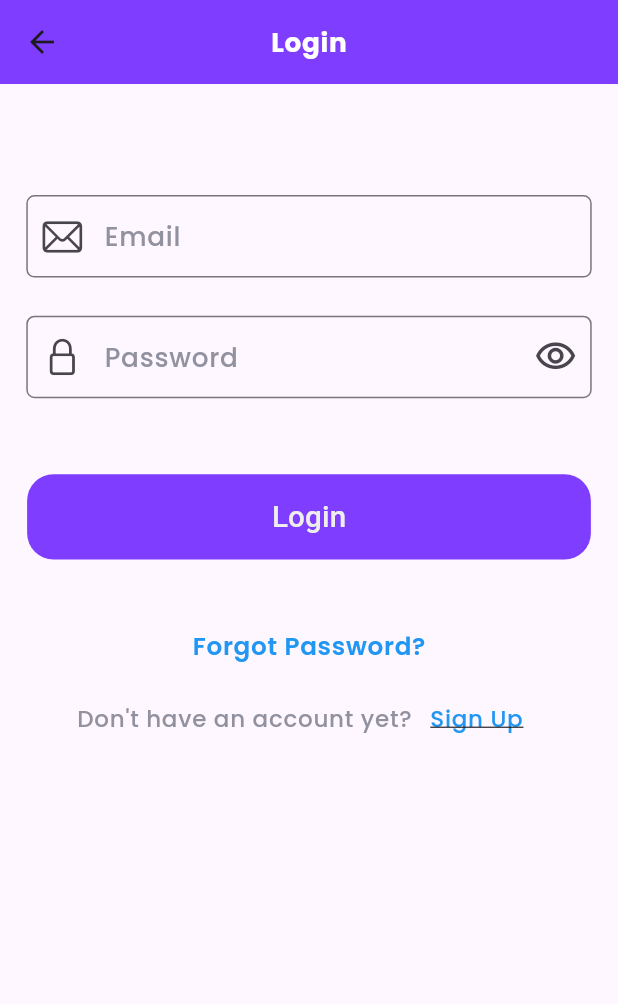
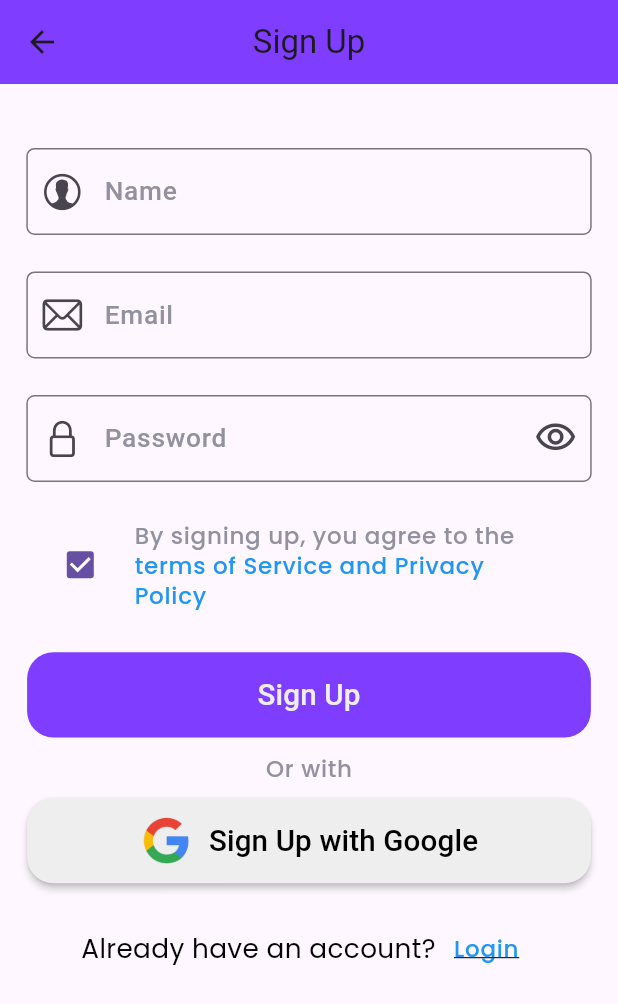
Before and after one commit to sabin6969/Budget-Buddy, a Flutter app: the LoginView screen opened by its route, after a tap on "Sign Up", on a phone screen of 412 x 824 dp. Shown: the top 1004 px of the screen. Run offline on Flutter 3.47's test engine with Material 3 defaults, Android fonts, the light colour scheme and no system bars; our stand-ins replace flutter_screenutil, google_fonts, smooth_page_indicator.

Commit message:
designed signup page and created a reusable auth button

```diff
--- a/lib/constants/app_image_path.dart
+++ b/lib/constants/app_image_path.dart
@@ -3,4 +3,5 @@ class AppImagePath {
   static const String moneyFlow = "assets/images/money_flow.png";
   static const String plan = "assets/images/plan.png";
   static const String emailSent = "assets/images/email_sent.png";
+  static const String googleLogo = "assets/logo/google_logo.png";
 }
--- a/lib/constants/rotutes.dart
+++ b/lib/constants/rotutes.dart
@@ -2,6 +2,7 @@ import 'package:budgetbuddy/constants/route_names.dart';
 import 'package:budgetbuddy/views/auth/forgot_password_email_sent_view.dart';
 import 'package:budgetbuddy/views/auth/forgot_password_view.dart';
 import 'package:budgetbuddy/views/auth/login_view.dart';
+import 'package:budgetbuddy/views/auth/signup_view.dart';
 import 'package:flutter/material.dart';
 
 class Routes {
@@ -19,6 +20,8 @@ class Routes {
         return MaterialPageRoute(
           builder: (context) => const ForgotPasswordEmailSentView(),
         );
+      case RouteNames.signupView:
+        return MaterialPageRoute(builder: (context) => const SignupView());
       default:
         return MaterialPageRoute(
           builder: (context) => const Scaffold(),
--- a/lib/constants/route_names.dart
+++ b/lib/constants/route_names.dart
@@ -1,5 +1,6 @@
 class RouteNames {
   static const String loginView = "/loginView";
+  static const String signupView = "/signupView";
   static const String forgotPasswordView = "/forgotPasswordView";
   static const String forgotPasswordEmailSentView =
       "/forgotPasswordEmailSentView";
--- a/lib/main.dart
+++ b/lib/main.dart
@@ -1,6 +1,6 @@
 import 'package:budgetbuddy/constants/app_theme.dart';
 import 'package:budgetbuddy/constants/rotutes.dart';
-import 'package:budgetbuddy/views/boading/boading_view.dart';
+import 'package:budgetbuddy/views/boarding/boarding_view.dart';
 import 'package:flutter/material.dart';
 import 'package:flutter/services.dart';
 import 'package:flutter_screenutil/flutter_screenutil.dart';
@@ -27,7 +27,7 @@ class MyApp extends StatelessWidget {
         return MaterialApp(
           title: "Budget Buddy",
           debugShowCheckedModeBanner: false,
-          home: const BoadingView(),
+          home: const BoardingView(),
           theme: appTheme,
           onGenerateRoute: Routes.generateRoutes,
         );
--- /dev/null
+++ b/lib/utils/custom_auth_button.dart
@@ -0,0 +1,72 @@
+import 'package:flutter/material.dart';
+import 'package:flutter_screenutil/flutter_screenutil.dart';
+
+class CustomAuthButton extends StatelessWidget {
+  final String buttonName;
+  final void Function() onPressed;
+  final String? logoPath;
+  const CustomAuthButton({
+    super.key,
+    required this.buttonName,
+    required this.onPressed,
+    this.logoPath,
+  });
+
+  @override
+  Widget build(BuildContext context) {
+    return ElevatedButton(
+      style: ButtonStyle(
+        backgroundColor: logoPath == null
+            ? const MaterialStatePropertyAll(
+                Color(0xFF7F3DFF),
+              )
+            : MaterialStatePropertyAll(
+                Colors.grey.shade200,
+              ),
+        elevation: logoPath == null
+            ? const MaterialStatePropertyAll(0)
+            : const MaterialStatePropertyAll(2),
+        fixedSize: MaterialStatePropertyAll(
+          Size(
+            343.w,
+            56.h,
+          ),
+        ),
+        shape: MaterialStatePropertyAll(
+          RoundedRectangleBorder(
+            borderRadius: BorderRadius.circular(16.w),
+          ),
+        ),
+      ),
+      onPressed: onPressed,
+      child: logoPath == null
+          ? Text(
+              buttonName,
+              style: TextStyle(
+                fontSize: 18.w,
+                color: Colors.grey.shade200,
+              ),
+            )
+          : Row(
+              mainAxisAlignment: MainAxisAlignment.center,
+              children: [
+                Image.asset(
+                  logoPath!,
+                  height: 32.h,
+                  width: 32.w,
+                ),
+                SizedBox(
+                  width: 10.w,
+                ),
+                Text(
+                  buttonName,
+                  style: TextStyle(
+                    fontSize: 18.w,
+                    color: Colors.black,
+                  ),
+                ),
+              ],
+            ),
+    );
+  }
+}
--- a/lib/views/auth/forgot_password_email_sent_view.dart
+++ b/lib/views/auth/forgot_password_email_sent_view.dart
@@ -1,5 +1,6 @@
 import 'package:budgetbuddy/constants/app_image_path.dart';
 import 'package:budgetbuddy/constants/app_strings.dart';
+import 'package:budgetbuddy/utils/custom_auth_button.dart';
 import 'package:flutter/material.dart';
 import 'package:flutter_screenutil/flutter_screenutil.dart';
 
@@ -47,35 +48,12 @@ class _ForgotPasswordEmailSentViewState
                 SizedBox(
                   height: 190.h,
                 ),
-                ElevatedButton(
-                  style: ButtonStyle(
-                    backgroundColor: const MaterialStatePropertyAll(
-                      Color(0xFF7F3DFF),
-                    ),
-                    fixedSize: MaterialStatePropertyAll(
-                      Size(
-                        343.w,
-                        56.h,
-                      ),
-                    ),
-                    elevation: const MaterialStatePropertyAll(0),
-                    shape: MaterialStatePropertyAll(
-                      RoundedRectangleBorder(
-                        borderRadius: BorderRadius.circular(16.w),
-                      ),
-                    ),
-                  ),
+                CustomAuthButton(
+                  buttonName: "Back to Login",
                   onPressed: () {
                     Navigator.pop(context);
                   },
-                  child: Text(
-                    "Back to Login",
-                    style: TextStyle(
-                      fontSize: 18.w,
-                      color: Colors.grey.shade200,
-                    ),
-                  ),
-                ),
+                )
               ],
             ),
           ),
--- a/lib/views/auth/forgot_password_view.dart
+++ b/lib/views/auth/forgot_password_view.dart
@@ -1,5 +1,6 @@
 import 'package:budgetbuddy/constants/app_strings.dart';
 import 'package:budgetbuddy/constants/route_names.dart';
+import 'package:budgetbuddy/utils/custom_auth_button.dart';
 import 'package:flutter/cupertino.dart';
 import 'package:flutter/material.dart';
 import 'package:flutter_screenutil/flutter_screenutil.dart';
@@ -59,38 +60,13 @@ class _ForgotPasswordViewState extends State<ForgotPasswordView> {
               SizedBox(
                 height: 32.h,
               ),
-              ElevatedButton(
-                style: ButtonStyle(
-                  backgroundColor: const MaterialStatePropertyAll(
-                    Color(0xFF7F3DFF),
-                  ),
-                  fixedSize: MaterialStatePropertyAll(
-                    Size(
-                      343.w,
-                      56.h,
-                    ),
-                  ),
-                  elevation: const MaterialStatePropertyAll(0),
-                  shape: MaterialStatePropertyAll(
-                    RoundedRectangleBorder(
-                      borderRadius: BorderRadius.circular(16.w),
-                    ),
-                  ),
-                ),
+              CustomAuthButton(
+                buttonName: "Continue",
                 onPressed: () {
                   Navigator.pushReplacementNamed(
-                    context,
-                    RouteNames.forgotPasswordEmailSentView,
-                  );
+                      context, RouteNames.forgotPasswordEmailSentView);
                 },
-                child: Text(
-                  "Continue",
-                  style: TextStyle(
-                    fontSize: 18.w,
-                    color: Colors.grey.shade200,
-                  ),
-                ),
-              ),
+              )
             ],
           ),
         ),
--- a/lib/views/auth/login_view.dart
+++ b/lib/views/auth/login_view.dart
@@ -1,5 +1,6 @@
 import 'package:budgetbuddy/constants/route_names.dart';
 import 'package:budgetbuddy/main.dart';
+import 'package:budgetbuddy/utils/custom_auth_button.dart';
 import 'package:flutter/cupertino.dart';
 import 'package:flutter/material.dart';
 import 'package:flutter_screenutil/flutter_screenutil.dart';
@@ -95,32 +96,9 @@ class _LoginViewState extends State<LoginView> {
               SizedBox(
                 height: 50.h,
               ),
-              ElevatedButton(
-                style: ButtonStyle(
-                  backgroundColor: const MaterialStatePropertyAll(
-                    Color(0xFF7F3DFF),
-                  ),
-                  elevation: const MaterialStatePropertyAll(0),
-                  fixedSize: MaterialStatePropertyAll(
-                    Size(
-                      343.w,
-                      56.h,
-                    ),
-                  ),
-                  shape: MaterialStatePropertyAll(
-                    RoundedRectangleBorder(
-                      borderRadius: BorderRadius.circular(16.w),
-                    ),
-                  ),
-                ),
+              CustomAuthButton(
+                buttonName: "Login",
                 onPressed: () {},
-                child: Text(
-                  "Login",
-                  style: TextStyle(
-                    fontSize: 18.w,
-                    color: Colors.grey.shade200,
-                  ),
-                ),
               ),
               SizedBox(
                 height: 33.h,
@@ -150,7 +128,9 @@ class _LoginViewState extends State<LoginView> {
                         ),
                   ),
                   TextButton(
-                    onPressed: () {},
+                    onPressed: () {
+                      Navigator.pushNamed(context, RouteNames.signupView);
+                    },
                     child: Text(
                       "Sign Up",
                       style: Theme.of(context).textTheme.labelMedium!.copyWith(
--- /dev/null
+++ b/lib/views/auth/signup_view.dart
@@ -0,0 +1,191 @@
+import 'package:budgetbuddy/constants/app_image_path.dart';
+import 'package:budgetbuddy/main.dart';
+import 'package:budgetbuddy/utils/custom_auth_button.dart';
+import 'package:flutter/cupertino.dart';
+import 'package:flutter/material.dart';
+import 'package:flutter_screenutil/flutter_screenutil.dart';
+
+class SignupView extends StatefulWidget {
+  const SignupView({super.key});
+
+  @override
+  State<SignupView> createState() => _SignupViewState();
+}
+
+class _SignupViewState extends State<SignupView> {
+  final ValueNotifier<bool> _isHidden = ValueNotifier(true);
+  final ValueNotifier<bool> _isChecked = ValueNotifier(true);
+
+  @override
+  Widget build(BuildContext context) {
+    size = MediaQuery.sizeOf(context);
+    return Scaffold(
+      appBar: AppBar(
+        elevation: 0,
+        title: const Text("Sign Up"),
+        backgroundColor: Theme.of(context).primaryColor,
+      ),
+      body: SingleChildScrollView(
+        child: Padding(
+          padding: EdgeInsets.symmetric(
+            horizontal: 16.w,
+          ),
+          child: Column(
+            children: [
+              SizedBox(
+                height: 42.h,
+              ),
+              TextFormField(
+                keyboardType: TextInputType.name,
+                decoration: InputDecoration(
+                  hintText: "Name",
+                  prefixIcon: Icon(
+                    CupertinoIcons.person_alt_circle,
+                    size: 26.w,
+                  ),
+                ),
+              ),
+              SizedBox(
+                height: 24.h,
+              ),
+              TextFormField(
+                keyboardType: TextInputType.emailAddress,
+                decoration: InputDecoration(
+                  hintText: "Email",
+                  prefixIcon: Icon(
+                    CupertinoIcons.mail,
+                    size: 26.w,
+                  ),
+                ),
+              ),
+              SizedBox(
+                height: 24.h,
+              ),
+              ValueListenableBuilder(
+                valueListenable: _isHidden,
+                builder: (context, value, child) {
+                  return TextFormField(
+                    obscureText: value,
+                    decoration: InputDecoration(
+                      hintText: "Password",
+                      prefixIcon: Icon(
+                        CupertinoIcons.lock,
+                        size: 26.w,
+                      ),
+                      suffixIcon: IconButton(
+                        onPressed: () {
+                          _isHidden.value = !_isHidden.value;
+                        },
+                        icon: value
+                            ? Icon(
+                                Icons.visibility_outlined,
+                                size: 26.w,
+                              )
+                            : Icon(
+                                Icons.visibility_off_outlined,
+                                size: 26.w,
+                              ),
+                      ),
+                    ),
+                  );
+                },
+              ),
+              SizedBox(
+                height: 17.h,
+              ),
+              ValueListenableBuilder(
+                valueListenable: _isChecked,
+                builder: (context, value, child) {
+                  return CheckboxListTile(
+                    controlAffinity: ListTileControlAffinity.leading,
+                    value: _isChecked.value,
+                    onChanged: (value) {
+                      _isChecked.value = !_isChecked.value;
+                    },
+                    title: RichText(
+                      text: TextSpan(
+                        children: [
+                          TextSpan(
+                            text: "By signing up, you agree to the",
+                            style: Theme.of(context)
+                                .textTheme
+                                .labelMedium!
+                                .copyWith(
+                                  fontSize: 14.w,
+                                  fontWeight: FontWeight.w500,
+                                  color: const Color(0xFF91919F),
+                                ),
+                          ),
+                          TextSpan(
+                            text: " terms of Service and Privacy Policy",
+                            style: Theme.of(context)
+                                .textTheme
+                                .labelMedium!
+                                .copyWith(
+                                  fontSize: 14.w,
+                                  fontWeight: FontWeight.w500,
+                                  color: Colors.blue,
+                                ),
+                          ),
+                        ],
+                      ),
+                    ),
+                  );
+                },
+              ),
+              SizedBox(
+                height: 20.h,
+              ),
+              CustomAuthButton(
+                buttonName: "Sign Up",
+                onPressed: () {},
+              ),
+              SizedBox(
+                height: 10.h,
+              ),
+              Text(
+                "Or with",
+                style: Theme.of(context).textTheme.labelMedium!.copyWith(
+                      fontSize: 14.w,
+                      fontWeight: FontWeight.w500,
+                      color: const Color(0xFF91919F),
+                    ),
+              ),
+              SizedBox(
+                height: 10.h,
+              ),
+              CustomAuthButton(
+                buttonName: "Sign Up with Google",
+                onPressed: () {},
+                logoPath: AppImagePath.googleLogo,
+              ),
+              SizedBox(
+                height: 19.h,
+              ),
+              Row(
+                mainAxisAlignment: MainAxisAlignment.center,
+                children: [
+                  const Text("Already have an account?"),
+                  TextButton(
+                    onPressed: () {
+                      Navigator.pop(context);
+                    },
+                    child: Text(
+                      "Login",
+                      style: Theme.of(context).textTheme.labelMedium!.copyWith(
+                            fontSize: 14.w,
+                            fontWeight: FontWeight.w500,
+                            color: Colors.blue,
+                            decoration: TextDecoration.underline,
+                          ),
+                    ),
+                  )
+                ],
+              )
+            ],
+          ),
+        ),
+      ),
+    );
+  }
+}
--- a/lib/views/boading/boading_view.dart
+++ b/lib/views/boarding/boarding_view.dart
@@ -2,19 +2,19 @@ import 'package:budgetbuddy/constants/app_image_path.dart';
 import 'package:budgetbuddy/constants/app_strings.dart';
 import 'package:budgetbuddy/constants/route_names.dart';
 import 'package:budgetbuddy/main.dart';
-import 'package:budgetbuddy/views/boading/boading_container.dart';
+import 'package:budgetbuddy/views/boarding/boading_container.dart';
 import 'package:flutter/material.dart';
 import 'package:flutter_screenutil/flutter_screenutil.dart';
 import 'package:smooth_page_indicator/smooth_page_indicator.dart';
 
-class BoadingView extends StatefulWidget {
-  const BoadingView({super.key});
+class BoardingView extends StatefulWidget {
+  const BoardingView({super.key});
 
   @override
-  State<BoadingView> createState() => _BoadingViewState();
+  State<BoardingView> createState() => _BoardingViewState();
 }
 
-class _BoadingViewState extends State<BoadingView> {
+class _BoardingViewState extends State<BoardingView> {
   final PageController _controller = PageController();
   bool _isLastPage = false;
 
--- a/pubspec.yaml
+++ b/pubspec.yaml
@@ -70,7 +70,7 @@ flutter:
   # To add assets to your application, add an assets section, like this:
   assets:
     - assets/images/
-  #   - images/a_dot_ham.jpeg
+    - assets/logo/
 
   # An image asset can refer to one or more resolution-specific "variants", see
   # https://flutter.dev/assets-and-images/#resolution-aware
```
Also changed, not shown: assets/logo/google_logo.png (added), lib/views/boarding/boading_container.dart (renamed from lib/views/boading/boading_container.dart).
